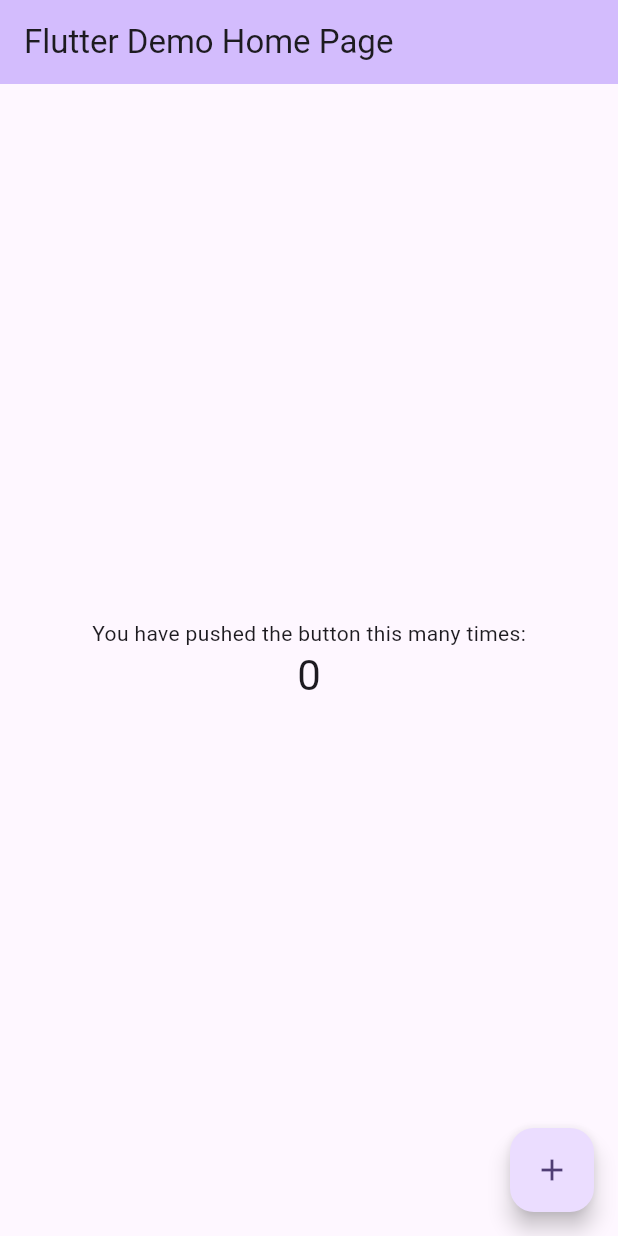
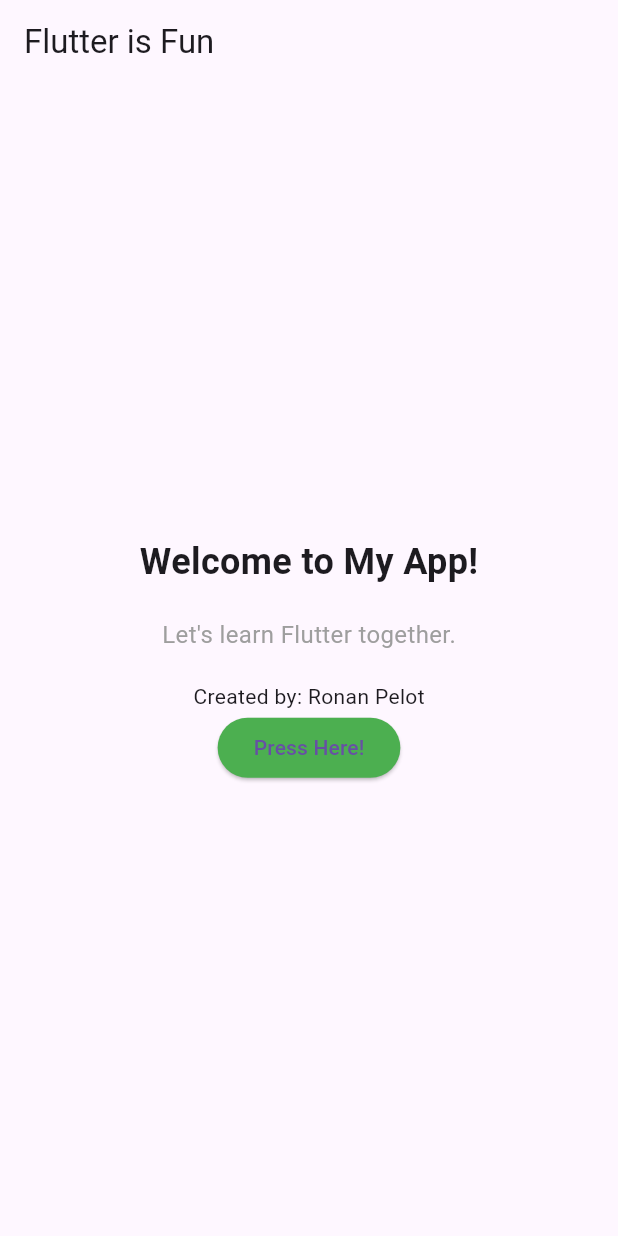
Before and after one commit to RonanNumerals/team_app_goo_ronan, a Flutter app: the screen it shows after launch, on a phone screen of 412 x 824 dp. Run offline on Flutter 3.47's test engine with Material 3 defaults, Android fonts, the phone set to English and light mode, and no system bars.

Commit message:
Add starter code with 8 customization tasks

```diff
--- a/lib/main.dart
+++ b/lib/main.dart
@@ -1,122 +1,61 @@
+// main.dart
 import 'package:flutter/material.dart';
 
+// The main entry point of the app
 void main() {
-  runApp(const MyApp());
+  runApp(MyApp());
 }
 
 class MyApp extends StatelessWidget {
-  const MyApp({super.key});
-
-  // This widget is the root of your application.
   @override
   Widget build(BuildContext context) {
     return MaterialApp(
-      title: 'Flutter Demo',
+      // TASK 1: Change the title of the app
+      title: 'My Awesome App',
       theme: ThemeData(
-        // This is the theme of your application.
-        //
-        // TRY THIS: Try running your application with "flutter run". You'll see
-        // the application has a purple toolbar. Then, without quitting the app,
-        // try changing the seedColor in the colorScheme below to Colors.green
-        // and then invoke "hot reload" (save your changes or press the "hot
-        // reload" button in a Flutter-supported IDE, or press "r" if you used
-        // the command line to start the app).
-        //
-        // Notice that the counter didn't reset back to zero; the application
-        // state is not lost during the reload. To reset the state, use hot
-        // restart instead.
-        //
-        // This works for code too, not just values: Most code changes can be
-        // tested with just a hot reload.
-        colorScheme: .fromSeed(seedColor: Colors.deepPurple),
+        // TASK 2: Change the primary swatch color (try Colors.red, Colors.green)
+        primarySwatch: Colors.green,
       ),
-      home: const MyHomePage(title: 'Flutter Demo Home Page'),
+      home: HomePage(),
     );
   }
 }
 
-class MyHomePage extends StatefulWidget {
-  const MyHomePage({super.key, required this.title});
-
-  // This widget is the home page of your application. It is stateful, meaning
-  // that it has a State object (defined below) that contains fields that affect
-  // how it looks.
-
-  // This class is the configuration for the state. It holds the values (in this
-  // case the title) provided by the parent (in this case the App widget) and
-  // used by the build method of the State. Fields in a Widget subclass are
-  // always marked "final".
-
-  final String title;
-
-  @override
-  State<MyHomePage> createState() => _MyHomePageState();
-}
-
-class _MyHomePageState extends State<MyHomePage> {
-  int _counter = 0;
-
-  void _incrementCounter() {
-    setState(() {
-      // This call to setState tells the Flutter framework that something has
-      // changed in this State, which causes it to rerun the build method below
-      // so that the display can reflect the updated values. If we changed
-      // _counter without calling setState(), then the build method would not be
-      // called again, and so nothing would appear to happen.
-      _counter++;
-    });
-  }
-
+class HomePage extends StatelessWidget {
   @override
   Widget build(BuildContext context) {
-    // This method is rerun every time setState is called, for instance as done
-    // by the _incrementCounter method above.
-    //
-    // The Flutter framework has been optimized to make rerunning build methods
-    // fast, so that you can just rebuild anything that needs updating rather
-    // than having to individually change instances of widgets.
     return Scaffold(
       appBar: AppBar(
-        // TRY THIS: Try changing the color here to a specific color (to
-        // Colors.amber, perhaps?) and trigger a hot reload to see the AppBar
-        // change color while the other colors stay the same.
-        backgroundColor: Theme.of(context).colorScheme.inversePrimary,
-        // Here we take the value from the MyHomePage object that was created by
-        // the App.build method, and use it to set our appbar title.
-        title: Text(widget.title),
+        // TASK 3: Change the text in the top bar
+        title: Text('Flutter is Fun'),
       ),
       body: Center(
-        // Center is a layout widget. It takes a single child and positions it
-        // in the middle of the parent.
         child: Column(
-          // Column is also a layout widget. It takes a list of children and
-          // arranges them vertically. By default, it sizes itself to fit its
-          // children horizontally, and tries to be as tall as its parent.
-          //
-          // Column has various properties to control how it sizes itself and
-          // how it positions its children. Here we use mainAxisAlignment to
-          // center the children vertically; the main axis here is the vertical
-          // axis because Columns are vertical (the cross axis would be
-          // horizontal).
-          //
-          // TRY THIS: Invoke "debug painting" (choose the "Toggle Debug Paint"
-          // action in the IDE, or press "p" in the console), to see the
-          // wireframe for each widget.
-          mainAxisAlignment: .center,
+          mainAxisAlignment: MainAxisAlignment.center,
           children: [
-            const Text('You have pushed the button this many times:'),
+            // TASK 4: Change the main text below
             Text(
-              '$_counter',
-              style: Theme.of(context).textTheme.headlineMedium,
+              'Welcome to My App!',
+              style: TextStyle(fontSize: 24, fontWeight: FontWeight.bold),
+            ),
+            SizedBox(height: 20), // Adds space between widgets
+            // TASK 5: Change the subtitle text
+            Text(
+              'Let\'s learn Flutter together.',
+              style: TextStyle(fontSize: 16, color: Colors.grey),
+            ),
+            SizedBox(height: 20), Text('Created by: Ronan Pelot'),
+            ElevatedButton(
+              onPressed: () {
+                print('Button Clicked!');
+              },
+              style: ElevatedButton.styleFrom(backgroundColor: Colors.green),
+              // TASK 6: Change the text on the button
+              child: Text('Press Here!')
             ),
           ],
         ),
       ),
-      floatingActionButton: FloatingActionButton(
-        onPressed: _incrementCounter,
-        tooltip: 'Increment',
-        child: const Icon(Icons.add),
-      ),
     );
   }
 }
```
